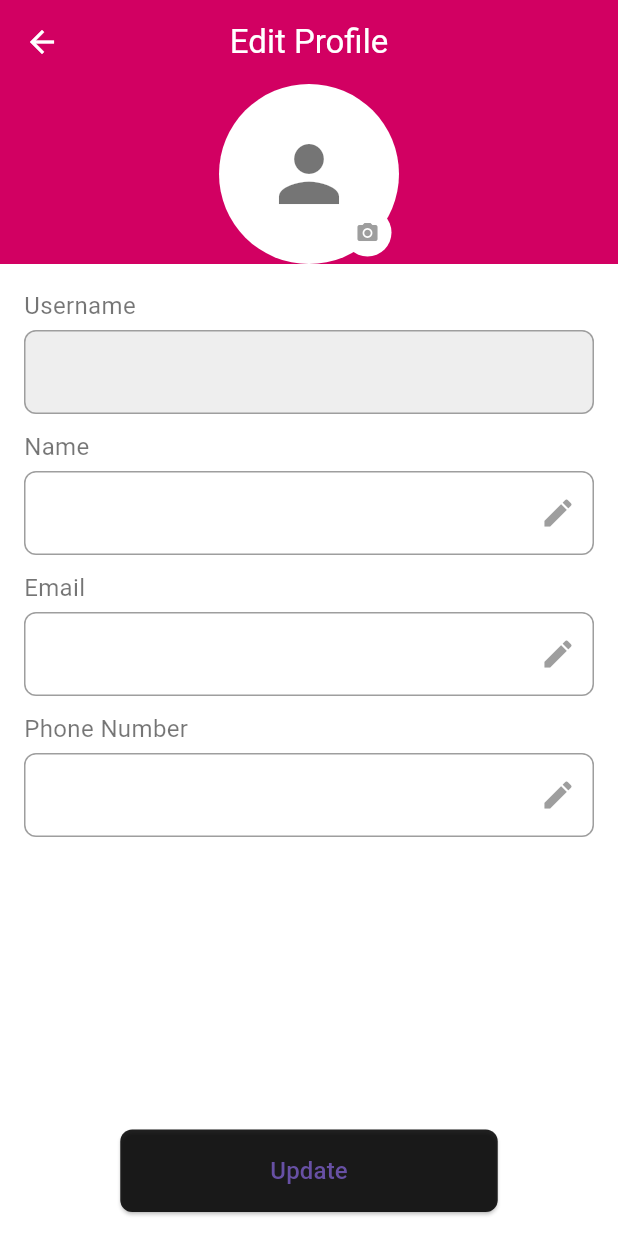
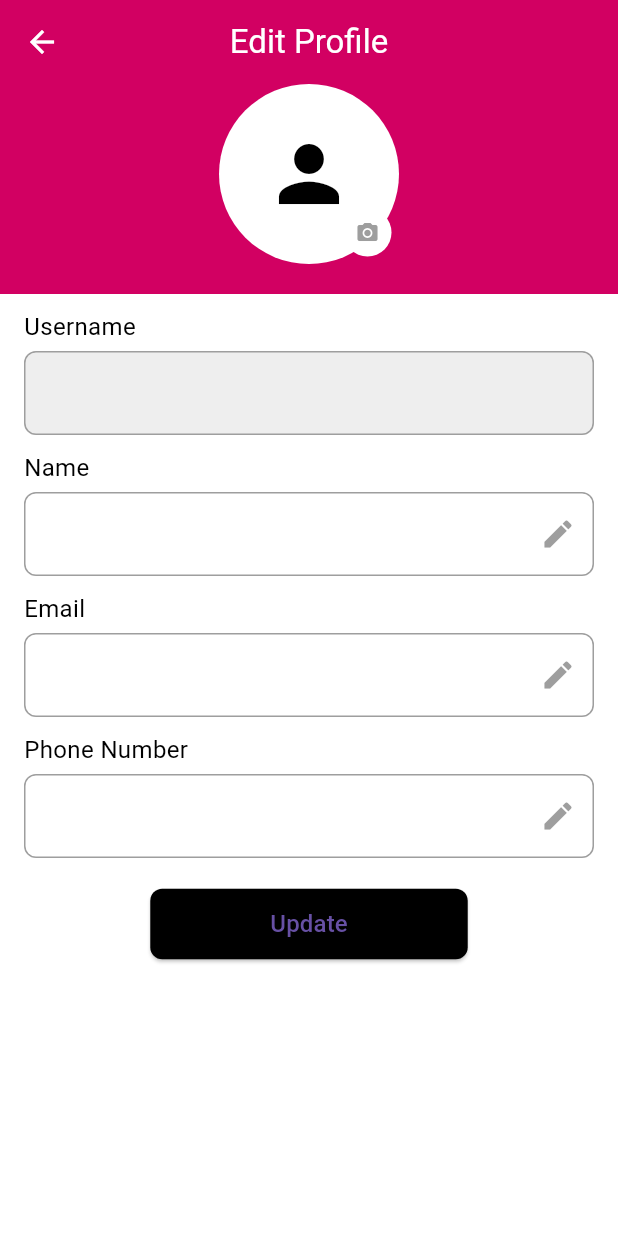
Before and after one commit to TesyaKell/3_A_Salon, a Flutter app: the ProfileView screen opened directly, after a tap on "Loly", on a phone screen of 412 x 824 dp. Run offline on Flutter 3.47's test engine with Material 3 defaults, Android fonts, the light colour scheme and no system bars; our stand-ins replace file_picker, font_awesome_flutter, icons_plus, image_picker.

Commit message:
2nd After UTS

```diff
--- a/lib/ContactUs/ContactPageNew.dart
+++ b/lib/ContactUs/ContactPageNew.dart
@@ -1,5 +1,3 @@
-// ignore_for_file: camel_case_types
-
 import 'package:flutter/widgets.dart';
 import 'package:icons_plus/icons_plus.dart';
 import 'package:flutter/material.dart';
--- a/lib/View/ProfileDetailPage.dart
+++ b/lib/View/ProfileDetailPage.dart
@@ -69,6 +69,7 @@ class _EditProfilePageState extends State<EditProfilePage> {
   @override
   Widget build(BuildContext context) {
     return Scaffold(
+      backgroundColor: Colors.white,
       appBar: AppBar(
         backgroundColor: Color.fromRGBO(210, 0, 98, 1),
         elevation: 0,
@@ -79,11 +80,12 @@ class _EditProfilePageState extends State<EditProfilePage> {
         title: Text("Edit Profile", style: TextStyle(color: Colors.white)),
         centerTitle: true,
       ),
-      body: Column(
+      body: SingleChildScrollView(
+        child: Column(
           children: [
-          // Profile Picture Section
             Container(
               color: Color.fromRGBO(210, 0, 98, 1),
+              padding: const EdgeInsets.only(bottom: 20),
               child: Center(
                 child: Stack(
                   alignment: Alignment.bottomRight,
@@ -100,7 +102,7 @@ class _EditProfilePageState extends State<EditProfilePage> {
                             ? Icon(
                                 Icons.person,
                                 size: 60,
-                              color: Colors.black54,
+                                color: Colors.black,
                               )
                             : null,
                       ),
@@ -122,10 +124,9 @@ class _EditProfilePageState extends State<EditProfilePage> {
                 ),
               ),
             ),
-          Expanded(
-            child: Container(
+            Container(
               color: Colors.white,
-              padding: const EdgeInsets.all(16),
+              padding: const EdgeInsets.symmetric(horizontal: 16, vertical: 10),
               child: Column(
                 children: [
                   buildNonEditableField("Username", usernameController),
@@ -135,7 +136,7 @@ class _EditProfilePageState extends State<EditProfilePage> {
                   buildEditableField("Email", emailController),
                   const SizedBox(height: 10),
                   buildEditableField("Phone Number", phoneController),
-                  const Spacer(),
+                  const SizedBox(height: 20),
                   ElevatedButton(
                     onPressed: () {
                       Map<String, dynamic> updatedData = {
@@ -148,9 +149,9 @@ class _EditProfilePageState extends State<EditProfilePage> {
                       Navigator.pop(context, updatedData);
                     },
                     style: ElevatedButton.styleFrom(
-                      backgroundColor: Colors.black87,
+                      backgroundColor: Colors.black,
                       padding: const EdgeInsets.symmetric(
-                          horizontal: 100, vertical: 16),
+                          horizontal: 80, vertical: 12),
                       shape: RoundedRectangleBorder(
                         borderRadius: BorderRadius.circular(8),
                       ),
@@ -160,8 +161,8 @@ class _EditProfilePageState extends State<EditProfilePage> {
                 ],
               ),
             ),
+          ],
         ),
-        ],
       ),
     );
   }
@@ -170,7 +171,7 @@ class _EditProfilePageState extends State<EditProfilePage> {
     return Column(
       crossAxisAlignment: CrossAxisAlignment.start,
       children: [
-        Text(label, style: TextStyle(fontSize: 16, color: Colors.black54)),
+        Text(label, style: TextStyle(fontSize: 16, color: Colors.black)),
         const SizedBox(height: 5),
         TextFormField(
           controller: controller,
@@ -196,7 +197,7 @@ class _EditProfilePageState extends State<EditProfilePage> {
     return Column(
       crossAxisAlignment: CrossAxisAlignment.start,
       children: [
-        Text(label, style: TextStyle(fontSize: 16, color: Colors.black54)),
+        Text(label, style: TextStyle(fontSize: 16, color: Colors.black)),
         const SizedBox(height: 5),
         TextFormField(
           controller: controller,
--- a/lib/View/profil.dart
+++ b/lib/View/profil.dart
@@ -25,9 +25,10 @@ class _ProfileViewState extends State<ProfileView> {
     return Scaffold(
       backgroundColor: Colors.white,
       body: SafeArea(
+        child: SingleChildScrollView(
+          // Wrap the entire body with SingleChildScrollView
           child: Column(
             children: [
-            // Profile Header
               Container(
                 color: Color.fromRGBO(210, 0, 98, 1),
                 padding: const EdgeInsets.all(16.0),
@@ -58,14 +59,31 @@ class _ProfileViewState extends State<ProfileView> {
                           Stack(
                             alignment: Alignment.center,
                             children: [
-                            CircleAvatar(
+                              GestureDetector(
+                                onTap: () async {
+                                  final updatedData =
+                                      await Navigator.of(context).push(
+                                    MaterialPageRoute(
+                                      builder: (context) =>
+                                          EditProfilePage(data: _data),
+                                    ),
+                                  );
+
+                                  if (updatedData != null) {
+                                    setState(() {
+                                      _data?.addAll(updatedData);
+                                    });
+                                  }
+                                },
+                                child: CircleAvatar(
                                   radius: 40,
                                   backgroundColor: Colors.white,
-                              backgroundImage: _data?['profileImagePath'] !=
-                                          null &&
+                                  backgroundImage:
+                                      _data?['profileImagePath'] != null &&
                                               File(_data!['profileImagePath'])
                                                   .existsSync()
-                                  ? FileImage(File(_data!['profileImagePath']))
+                                          ? FileImage(
+                                              File(_data!['profileImagePath']))
                                           : null,
                                   child: _data?['profileImagePath'] == null
                                       ? Icon(
@@ -74,6 +92,7 @@ class _ProfileViewState extends State<ProfileView> {
                                           color: Colors.black54,
                                         )
                                       : null,
+                                ),
                               ),
                             ],
                           ),
@@ -113,10 +132,7 @@ class _ProfileViewState extends State<ProfileView> {
                   ),
                 ),
               ),
-            // Menu Options
-            Expanded(
-              child: SingleChildScrollView(
-                child: Padding(
+              Padding(
                 padding: const EdgeInsets.all(16.0),
                 child: Column(
                   crossAxisAlignment: CrossAxisAlignment.start,
@@ -137,15 +153,13 @@ class _ProfileViewState extends State<ProfileView> {
                   ],
                 ),
               ),
+            ],
           ),
-            ),
-          ],
         ),
       ),
     );
   }
 
-  // Section Title Widget
   Widget sectionTitle(String title) {
     return Padding(
       padding: const EdgeInsets.symmetric(vertical: 10.0),
@@ -160,7 +174,6 @@ class _ProfileViewState extends State<ProfileView> {
     );
   }
 
-  // Custom Card Widget
   Widget customCard(IconData icon, String title, {VoidCallback? onTap}) {
     return Card(
       shape: RoundedRectangleBorder(borderRadius: BorderRadius.circular(8)),
--- a/lib/main.dart
+++ b/lib/main.dart
@@ -1,5 +1,5 @@
 import 'package:flutter/material.dart';
-import 'package:a_3_salon/View/login.dart';
+import 'package:a_3_salon/View/profiledetailpage.dart';
 
 void main() {
   runApp(const MainApp());
@@ -15,7 +15,7 @@ class MainApp extends StatelessWidget {
       theme: ThemeData(
         primarySwatch: Colors.blue,
       ),
-      home: const LoginView(),
+      home: const EditProfilePage(),
     );
   }
 }
```
Also changed, not shown: lib/View/contactBarber.dart (+32 -2 lines), pubspec.yaml (line endings or trailing spaces). Lines whose indentation alone changed are shown as unchanged.
